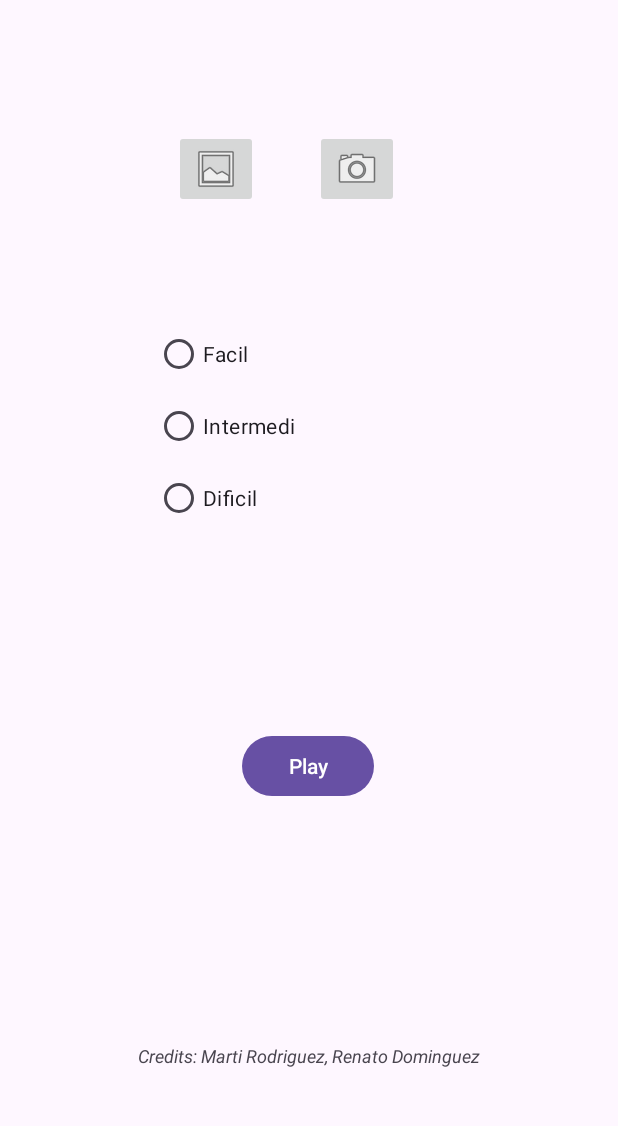
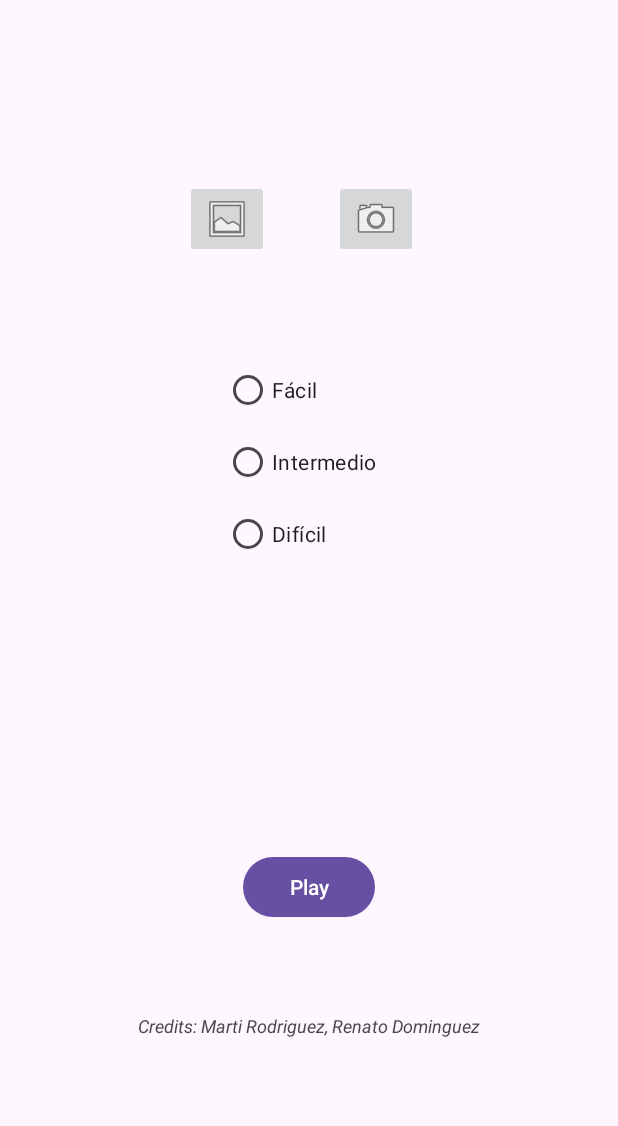
Before and after one commit to martirodm/Dominguez_Rodriguez_PRACTICA_ANDROID_M08UF2, an Android app: the SegundaPantalla screen opened directly, with no data from a screen before it, on a phone screen of 412 x 824 dp, the part 96-1222 px from its top. Run offline under Robolectric (Android 15) with nearby library versions, the phone set to English and light mode, and no system bars.

Commit message:
Commit v0.3 -Solució de bugs

```diff
--- a/app/src/main/java/edu/fje/multimedia/SegundaPantalla.java
+++ b/app/src/main/java/edu/fje/multimedia/SegundaPantalla.java
@@ -5,8 +5,9 @@ import android.os.Bundle;
 import android.view.Menu;
 import android.view.MenuItem;
 import android.view.View;
-import android.widget.Button;
 import android.widget.ImageButton;
+import android.widget.RadioGroup;
+import android.widget.RadioButton;
 
 import androidx.appcompat.app.AppCompatActivity;
 import androidx.appcompat.widget.Toolbar;
@@ -19,6 +20,7 @@ public class SegundaPantalla extends AppCompatActivity {
     private CoordinatorLayout coordinatorLayout;
     private ImageButton cameraButton;
     private ImageButton galleryButton;
+    private RadioGroup radioGroup;
 
     @Override
     protected void onCreate(Bundle savedInstanceState) {
@@ -31,6 +33,9 @@ public class SegundaPantalla extends AppCompatActivity {
         // Obtener referencias a los botones de la cámara y la galería
         cameraButton = findViewById(R.id.imageButton2);
         galleryButton = findViewById(R.id.imageButton3);
+
+        // Obtener referencia al RadioGroup
+        radioGroup = findViewById(R.id.radioGroup);
 
         // Agregar listener de clic al botón de la cámara
         cameraButton.setOnClickListener(new View.OnClickListener() {
@@ -47,6 +52,28 @@ public class SegundaPantalla extends AppCompatActivity {
                 abrirGaleria();
             }
         });
+
+        // Agregar listener para detectar cambios en la selección de RadioButton
+        radioGroup.setOnCheckedChangeListener(new RadioGroup.OnCheckedChangeListener() {
+            @Override
+            public void onCheckedChanged(RadioGroup group, int checkedId) {
+                // Desseleccionar todos los botones de opción si se selecciona uno
+                RadioButton radioButtonFacil = findViewById(R.id.radioButtonFacil);
+                RadioButton radioButtonIntermedio = findViewById(R.id.radioButtonIntermedio);
+                RadioButton radioButtonDificil = findViewById(R.id.radioButtonDificil);
+
+                if (checkedId == R.id.radioButtonFacil) {
+                    radioButtonIntermedio.setChecked(false);
+                    radioButtonDificil.setChecked(false);
+                } else if (checkedId == R.id.radioButtonIntermedio) {
+                    radioButtonFacil.setChecked(false);
+                    radioButtonDificil.setChecked(false);
+                } else if (checkedId == R.id.radioButtonDificil) {
+                    radioButtonFacil.setChecked(false);
+                    radioButtonIntermedio.setChecked(false);
+                }
+            }
+        });
     }
 
     @Override
@@ -57,7 +84,7 @@ public class SegundaPantalla extends AppCompatActivity {
 
     @Override
     public boolean onOptionsItemSelected(MenuItem item) {
-        if(item.getItemId()==R.id.ajustos){
+        if (item.getItemId() == R.id.ajustos) {
             abrirAjustos();
             return true;
         }
--- a/app/src/main/res/layout/segunda_pantalla.xml
+++ b/app/src/main/res/layout/segunda_pantalla.xml
@@ -6,79 +6,79 @@
     android:layout_height="match_parent"
     tools:context=".SegundaPantalla">
 
+
     <TextView
         android:id="@+id/creditsTextView"
         android:layout_width="wrap_content"
         android:layout_height="wrap_content"
+        android:layout_marginBottom="68dp"
         android:text="@string/credits_text"
         android:textSize="12sp"
         android:textStyle="italic"
         app:layout_constraintBottom_toBottomOf="parent"
         app:layout_constraintEnd_toEndOf="parent"
-        app:layout_constraintHorizontal_bias="0.501"
-        app:layout_constraintStart_toStartOf="parent"
-        app:layout_constraintTop_toBottomOf="@id/button"
-        app:layout_constraintVertical_bias="0.771" />
+        app:layout_constraintStart_toStartOf="parent" />
 
-    <RadioButton
-        android:id="@+id/radioButton2"
+    <RadioGroup
+        android:id="@+id/radioGroup"
         android:layout_width="wrap_content"
         android:layout_height="wrap_content"
-        android:text="Intermedi"
-        app:layout_constraintStart_toStartOf="@+id/radioButton"
-        app:layout_constraintTop_toBottomOf="@+id/radioButton" />
+        android:layout_marginStart="26dp"
+        android:layout_marginTop="64dp"
+        android:orientation="vertical"
+        app:layout_constraintStart_toStartOf="@+id/imageButton3"
+        app:layout_constraintTop_toBottomOf="@+id/imageButton3">
+
+        <RadioButton
+            android:id="@+id/radioButtonFacil"
+            android:layout_width="wrap_content"
+            android:layout_height="wrap_content"
+            android:text="Fácil" />
+
+        <RadioButton
+            android:id="@+id/radioButtonIntermedio"
+            android:layout_width="wrap_content"
+            android:layout_height="wrap_content"
+            android:text="Intermedio" />
+
+        <RadioButton
+            android:id="@+id/radioButtonDificil"
+            android:layout_width="wrap_content"
+            android:layout_height="wrap_content"
+            android:text="Difícil" />
+
+    </RadioGroup>
+
+    <ImageButton
+        android:id="@+id/imageButton2"
+        android:layout_width="wrap_content"
+        android:layout_height="wrap_content"
+        android:layout_marginStart="43dp"
+        android:contentDescription="@string/camera_button_description"
+        app:layout_constraintStart_toEndOf="@+id/imageButton3"
+        app:layout_constraintTop_toTopOf="@+id/imageButton3"
+        app:srcCompat="@android:drawable/ic_menu_camera" />
 
     <Button
         android:id="@+id/button"
         android:layout_width="wrap_content"
         android:layout_height="wrap_content"
+        android:layout_marginBottom="60dp"
         android:text="@string/play_button_text"
-        app:layout_constraintBottom_toBottomOf="parent"
+        app:layout_constraintBottom_toTopOf="@+id/creditsTextView"
         app:layout_constraintEnd_toEndOf="parent"
-        app:layout_constraintHorizontal_bias="0.498"
-        app:layout_constraintStart_toStartOf="parent"
-        app:layout_constraintTop_toTopOf="parent"
-        app:layout_constraintVertical_bias="0.71" />
-
-    <RadioButton
-        android:id="@+id/radioButton"
-        android:layout_width="wrap_content"
-        android:layout_height="wrap_content"
-        android:layout_marginTop="276dp"
-        android:layout_marginEnd="6dp"
-        android:text="Facil"
-        app:layout_constraintEnd_toEndOf="@+id/imageButton3"
-        app:layout_constraintTop_toTopOf="parent" />
-
-    <RadioButton
-        android:id="@+id/radioButton3"
-        android:layout_width="wrap_content"
-        android:layout_height="wrap_content"
-        android:text="Dificil"
-        app:layout_constraintStart_toStartOf="@+id/radioButton2"
-        app:layout_constraintTop_toBottomOf="@+id/radioButton2" />
-
-    <ImageButton
-        android:id="@+id/imageButton2"
-        android:layout_width="wrap_content"
-        android:layout_height="wrap_content"
-        android:layout_marginStart="38dp"
-        android:contentDescription="@string/camera_button_description"
-        app:layout_constraintStart_toEndOf="@+id/imageButton3"
-        app:layout_constraintTop_toTopOf="@+id/imageButton3"
-        app:srcCompat="@android:drawable/ic_menu_camera" />
+        app:layout_constraintStart_toStartOf="parent" />
 
     <ImageButton
         android:id="@+id/imageButton3"
         android:layout_width="wrap_content"
         android:layout_height="wrap_content"
-        android:layout_marginStart="116dp"
-        android:layout_marginBottom="73dp"
+        android:layout_marginStart="123dp"
+        android:layout_marginTop="184dp"
         android:contentDescription="@string/gallery_button_description"
-        app:layout_constraintBottom_toTopOf="@+id/radioButton"
         app:layout_constraintStart_toStartOf="parent"
+        app:layout_constraintTop_toTopOf="parent"
         app:srcCompat="@android:drawable/ic_menu_gallery" />
 
 
-
 </androidx.constraintlayout.widget.ConstraintLayout>
```
